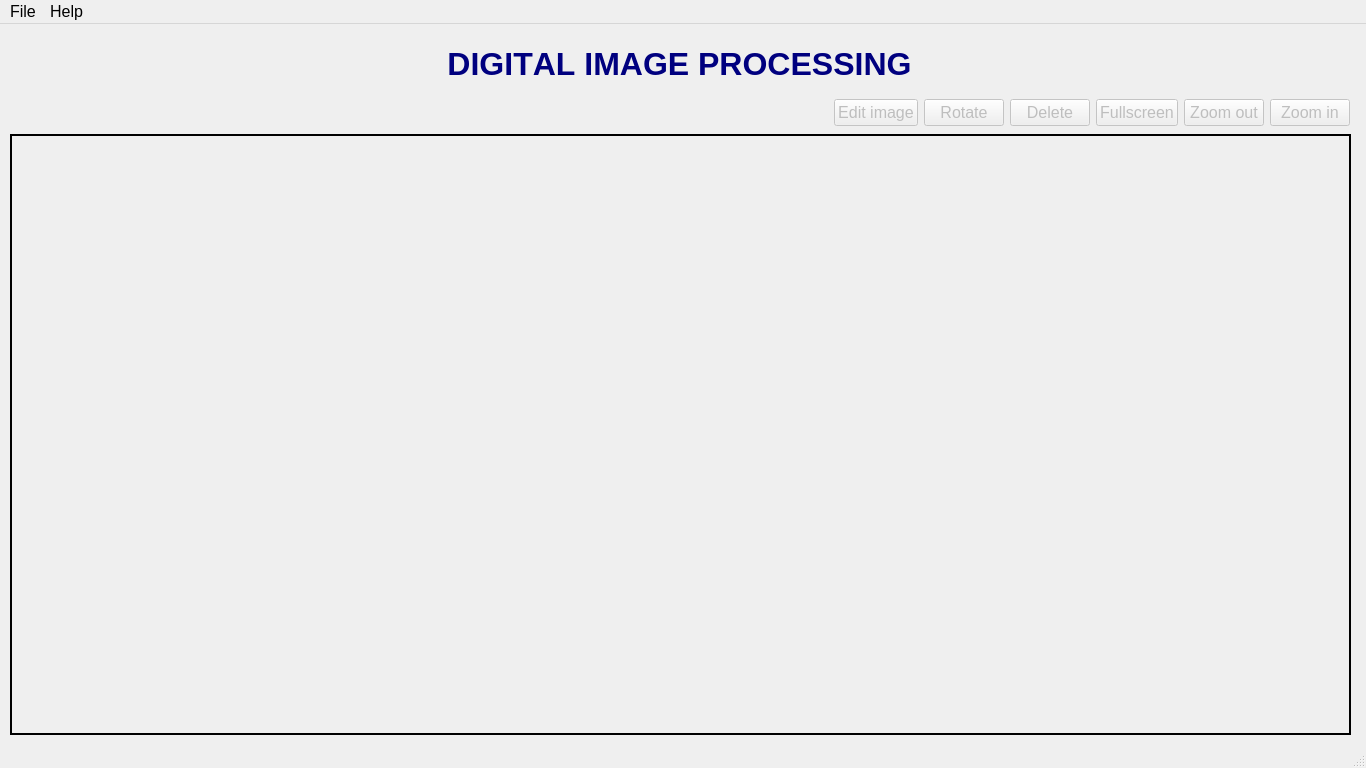
Before: the Qt Designer form views/main_window.ui in lampn0/digital_image_processing, drawn with Qt 5.
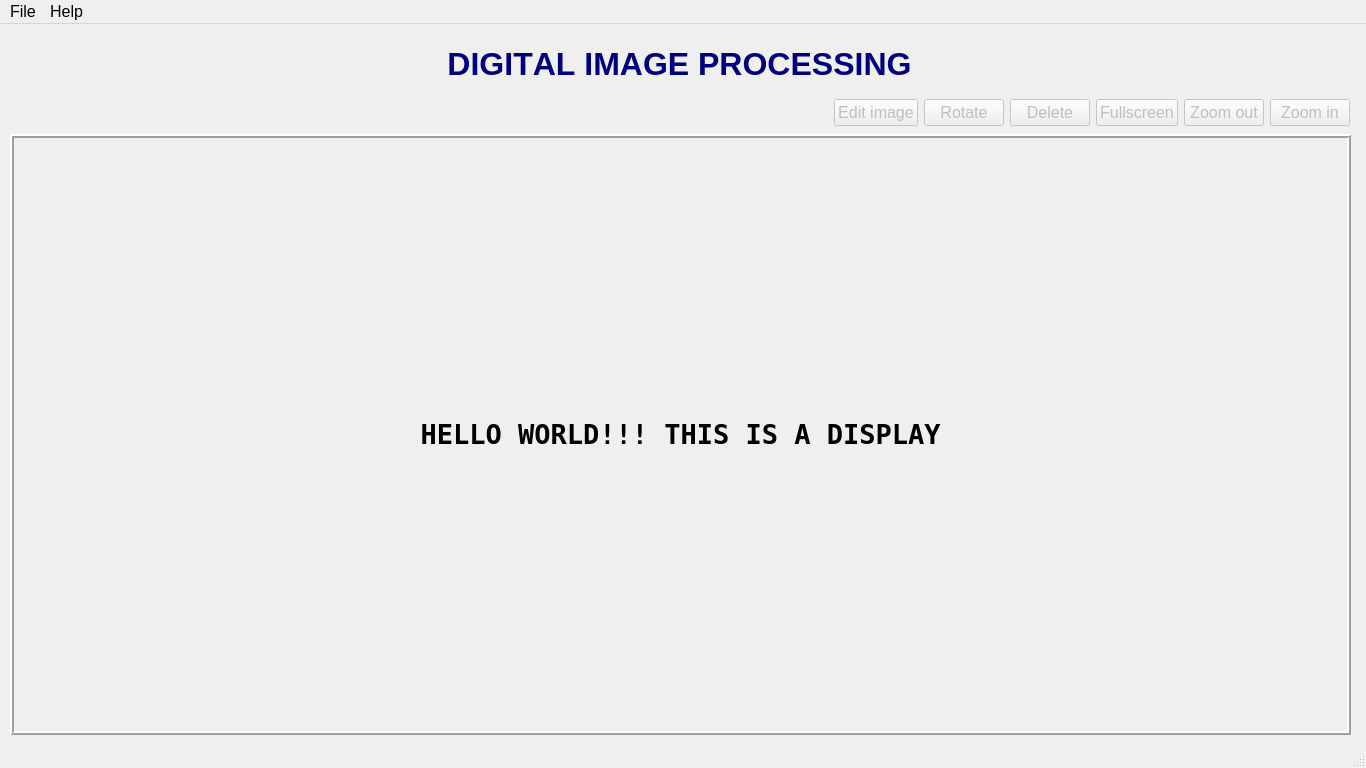
After: the same form once the commit is applied.

```diff
--- a/views/main_window.ui
+++ b/views/main_window.ui
@@ -163,20 +163,40 @@
       <height>611</height>
      </size>
     </property>
+    <property name="font">
+     <font>
+      <family>Terminal</family>
+      <pointsize>20</pointsize>
+      <weight>75</weight>
+      <bold>true</bold>
+      <underline>false</underline>
+      <strikeout>false</strikeout>
+      <kerning>false</kerning>
+     </font>
+    </property>
     <property name="layoutDirection">
      <enum>Qt::LeftToRight</enum>
     </property>
     <property name="autoFillBackground">
      <bool>true</bool>
     </property>
+    <property name="styleSheet">
+     <string notr="true"/>
+    </property>
     <property name="frameShape">
      <enum>QFrame::Box</enum>
     </property>
+    <property name="frameShadow">
+     <enum>QFrame::Raised</enum>
+    </property>
     <property name="lineWidth">
      <number>2</number>
     </property>
     <property name="text">
-     <string/>
+     <string>HELLO WORLD!!! THIS IS A DISPLAY</string>
+    </property>
+    <property name="textFormat">
+     <enum>Qt::PlainText</enum>
     </property>
     <property name="alignment">
      <set>Qt::AlignCenter</set>
```
